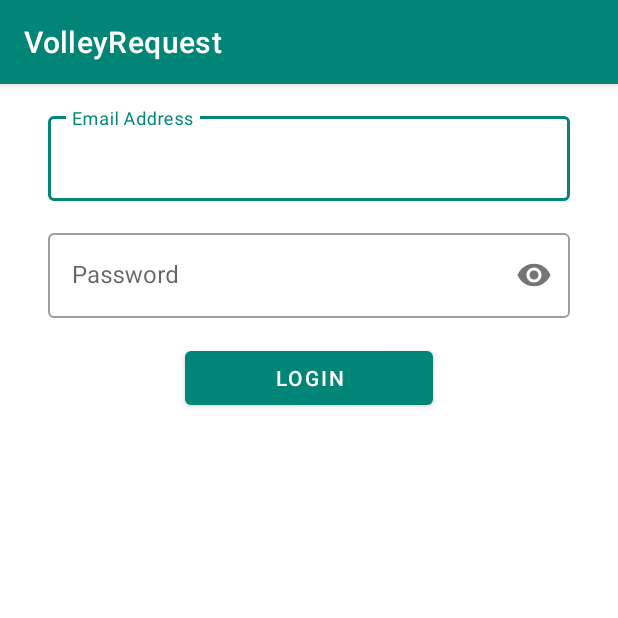
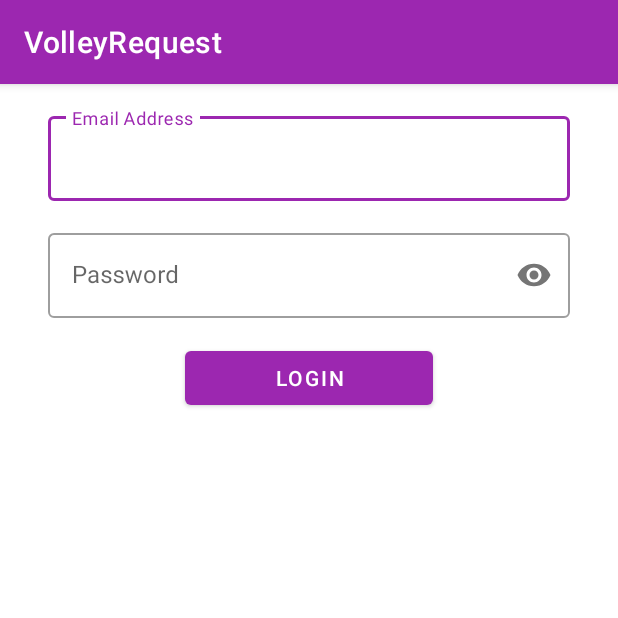
Before and after one commit to gSrikar/VolleyRequest, an Android app: the screen it shows after launch (LoginActivity), on a phone screen of 412 x 824 dp, the top half of it. Run offline under Robolectric (Android 15) with nearby library versions, the phone set to English and light mode, and no system bars; our stand-ins replace Volley.

Commit message:
Change primary and secondary colors

```diff
--- a/app/build.gradle
+++ b/app/build.gradle
@@ -7,8 +7,8 @@ android {
         applicationId "com.gsrikar.volleyrequest"
         minSdkVersion 21
         targetSdkVersion 29
-        versionCode 18
-        versionName "1.6.1"
+        versionCode 19
+        versionName "1.6.2"
         testInstrumentationRunner "androidx.test.runner.AndroidJUnitRunner"
     }
     buildTypes {
--- a/app/src/main/res/values/colors.xml
+++ b/app/src/main/res/values/colors.xml
@@ -1,7 +1,14 @@
 <?xml version="1.0" encoding="utf-8"?>
 <resources>
-    <color name="colorPrimary">#008577</color>
-    <color name="colorPrimaryDark">#00574B</color>
-    <color name="colorAccent">#D81B60</color>
+    <color name="colorPrimary">#9c27b0</color>
+    <color name="colorPrimaryDark">#6a0080</color>
+    <color name="colorPrimaryLight">#d05ce3</color>
+
+    <color name="colorAccent">#3BB027</color>
+    <color name="colorAccentDark">#007f00</color>
+    <color name="colorAccentLight">#74e359</color>
+
+    <!-- Standard colors -->
     <color name="colorBlack">#000000</color>
+    <color name="colorWhite">#FFFFFF</color>
 </resources>
```
